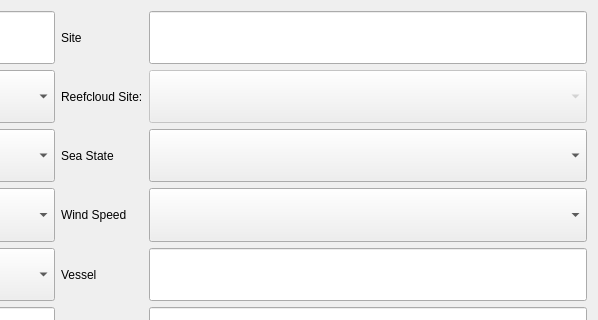
Qt form src/resources/sequence_metadata.ui (open-AIMS/reefscan_desktop_data_manager) before a commit; both pictures show x 496 to 1094 and y 0 to 320 of the 1094 by 606 pixel window.
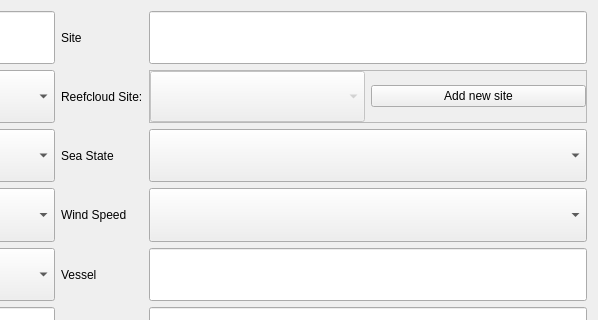
The same form after that commit.

Commit message: add reefcloud site feature

```diff
--- a/src/resources/sequence_metadata.ui
+++ b/src/resources/sequence_metadata.ui
@@ -288,16 +288,47 @@
     </widget>
    </item>
    <item row="1" column="5">
-    <widget class="QComboBox" name="cb_reefcloud_site">
-     <property name="enabled">
-      <bool>false</bool>
+    <widget class="QFrame" name="frame">
+     <property name="frameShape">
+      <enum>QFrame::StyledPanel</enum>
      </property>
-     <property name="sizePolicy">
-      <sizepolicy hsizetype="Preferred" vsizetype="Expanding">
-       <horstretch>0</horstretch>
-       <verstretch>0</verstretch>
-      </sizepolicy>
+     <property name="frameShadow">
+      <enum>QFrame::Raised</enum>
      </property>
+     <layout class="QHBoxLayout" name="horizontalLayout">
+      <property name="leftMargin">
+       <number>0</number>
+      </property>
+      <property name="topMargin">
+       <number>0</number>
+      </property>
+      <property name="rightMargin">
+       <number>0</number>
+      </property>
+      <property name="bottomMargin">
+       <number>0</number>
+      </property>
+      <item>
+       <widget class="QComboBox" name="cb_reefcloud_site">
+        <property name="enabled">
+         <bool>false</bool>
+        </property>
+        <property name="sizePolicy">
+         <sizepolicy hsizetype="Preferred" vsizetype="Expanding">
+          <horstretch>0</horstretch>
+          <verstretch>0</verstretch>
+         </sizepolicy>
+        </property>
+       </widget>
+      </item>
+      <item>
+       <widget class="QPushButton" name="newSiteButton">
+        <property name="text">
+         <string>Add new site</string>
+        </property>
+       </widget>
+      </item>
+     </layout>
     </widget>
    </item>
   </layout>
```
Left out of the diff: 280 changed lines with no effect on the pictures. The commit also changes 9 other files.
